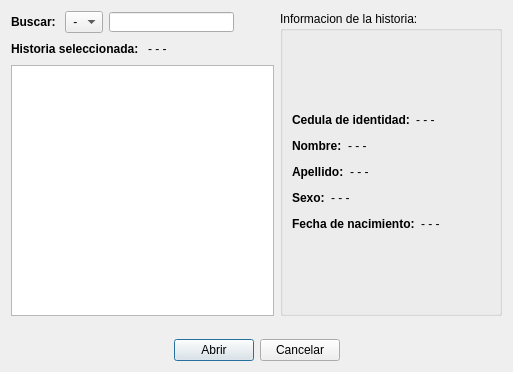
This is abrirhistoria.ui in Gabrielnz/pasantia-CIMBUC as Qt 5 draws it before an edit. The edited form follows.
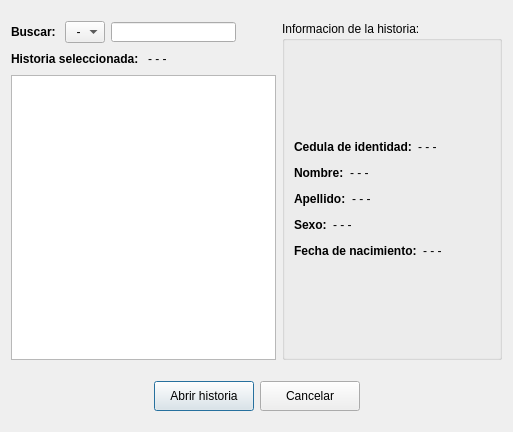
This is the edited form.

```diff
--- a/abrirhistoria.ui
+++ b/abrirhistoria.ui
@@ -7,7 +7,7 @@
     <x>0</x>
     <y>0</y>
     <width>511</width>
-    <height>372</height>
+    <height>432</height>
    </rect>
   </property>
   <property name="windowTitle">
@@ -16,6 +16,22 @@
   <layout class="QGridLayout" name="gridLayout_2">
    <item row="0" column="0">
     <layout class="QVBoxLayout" name="verticalLayout_5">
+     <item>
+      <spacer name="verticalSpacer_3">
+       <property name="orientation">
+        <enum>Qt::Vertical</enum>
+       </property>
+       <property name="sizeType">
+        <enum>QSizePolicy::Fixed</enum>
+       </property>
+       <property name="sizeHint" stdset="0">
+        <size>
+         <width>20</width>
+         <height>10</height>
+        </size>
+       </property>
+      </spacer>
+     </item>
      <item>
       <layout class="QHBoxLayout" name="horizontalLayout_11">
        <item>
@@ -43,7 +59,7 @@
                 <widget class="QComboBox" name="cBoxBuscar">
                  <item>
                   <property name="text">
-                   <string> -</string>
+                   <string>  -</string>
                   </property>
                  </item>
                  <item>
@@ -394,10 +410,13 @@
        <property name="orientation">
         <enum>Qt::Vertical</enum>
        </property>
+       <property name="sizeType">
+        <enum>QSizePolicy::Fixed</enum>
+       </property>
        <property name="sizeHint" stdset="0">
         <size>
          <width>491</width>
-         <height>13</height>
+         <height>15</height>
         </size>
        </property>
       </spacer>
@@ -419,13 +438,25 @@
        </item>
        <item>
         <widget class="QPushButton" name="btnAbrir">
+         <property name="minimumSize">
+          <size>
+           <width>100</width>
+           <height>30</height>
+          </size>
+         </property>
          <property name="text">
-          <string>Abrir</string>
+          <string>Abrir historia</string>
          </property>
         </widget>
        </item>
        <item>
         <widget class="QPushButton" name="btnCancelar">
+         <property name="minimumSize">
+          <size>
+           <width>100</width>
+           <height>30</height>
+          </size>
+         </property>
          <property name="text">
           <string>Cancelar</string>
          </property>
@@ -446,6 +477,22 @@
        </item>
       </layout>
      </item>
+     <item>
+      <spacer name="verticalSpacer_2">
+       <property name="orientation">
+        <enum>Qt::Vertical</enum>
+       </property>
+       <property name="sizeType">
+        <enum>QSizePolicy::Fixed</enum>
+       </property>
+       <property name="sizeHint" stdset="0">
+        <size>
+         <width>20</width>
+         <height>10</height>
+        </size>
+       </property>
+      </spacer>
+     </item>
     </layout>
    </item>
   </layout>
```
